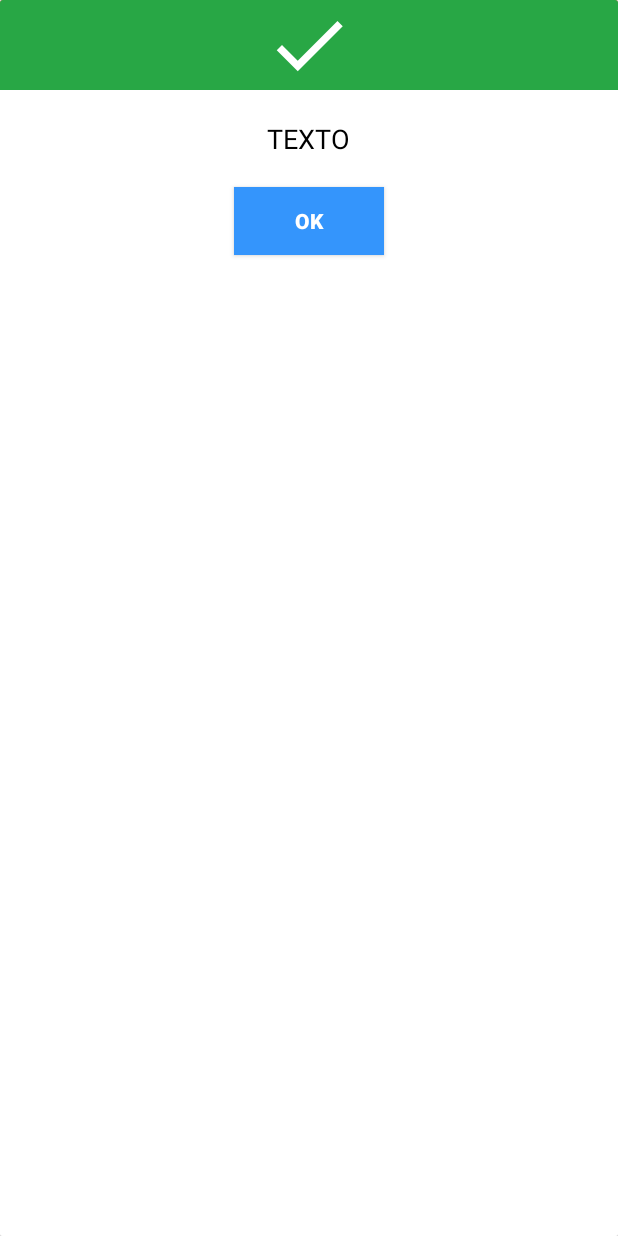
After one commit to DannyMard/Taxi, an Android app: the layout custom_dialog.xml on its own in the app's theme, with its tools: preview values and no code run, on a phone screen of 412 x 824 dp. The commit adds this screen. Run offline under Robolectric (Android 15) with nearby library versions, the phone set to English and light mode, and no system bars.

Commit message:
cloud integrated

```diff
--- a/app/src/main/java/diet/bus_tracking/Splash.java
+++ b/app/src/main/java/diet/bus_tracking/Splash.java
@@ -22,14 +22,13 @@ public class Splash extends Activity {
     protected void onCreate(Bundle savedInstanceState) {
         super.onCreate(savedInstanceState);
         setContentView(R.layout.splash);
-/*
         new Handler().postDelayed(new Runnable() {
             @Override
             public void run() {
                 Intent login = new Intent(Splash.this,Login.class);
                 startActivity(login);
             }
-        },2000);*/
+        },2000);
 
         mAuth = FirebaseAuth.getInstance();
 
@@ -48,7 +47,6 @@ public class Splash extends Activity {
                     }
                 });
 
-        ;
 
         myRef = myRef.child("second").child("name");
         String id = myRef.push().getKey();
--- /dev/null
+++ b/app/src/main/res/drawable/clear.xml
@@ -0,0 +1,6 @@
+<?xml version="1.0" encoding="utf-8"?>
+<vector android:height="24dp" android:tint="#FFFFFF"
+    android:viewportHeight="24.0" android:viewportWidth="24.0"
+    android:width="24dp" xmlns:android="http://schemas.android.com/apk/res/android">
+    <path android:fillColor="#FF000000" android:pathData="M19,6.41L17.59,5 12,10.59 6.41,5 5,6.41 10.59,12 5,17.59 6.41,19 12,13.41 17.59,19 19,17.59 13.41,12z"/>
+</vector>
--- /dev/null
+++ b/app/src/main/res/drawable/done_green.xml
@@ -0,0 +1,6 @@
+<?xml version="1.0" encoding="utf-8"?>
+<vector android:height="24dp" android:tint="#FFFFFF"
+    android:viewportHeight="24.0" android:viewportWidth="24.0"
+    android:width="24dp" xmlns:android="http://schemas.android.com/apk/res/android">
+    <path android:fillColor="#FF000000" android:pathData="M9,16.2L4.8,12l-1.4,1.4L9,19 21,7l-1.4,-1.4L9,16.2z"/>
+</vector>
--- /dev/null
+++ b/app/src/main/res/layout/custom_dialog.xml
@@ -0,0 +1,63 @@
+<?xml version="1.0" encoding="utf-8"?>
+<android.support.v7.widget.CardView xmlns:android="http://schemas.android.com/apk/res/android"
+    android:layout_width="match_parent"
+    android:layout_height="match_parent"
+    android:background="#ffffffff"
+    android:foreground="?android:attr/selectableItemBackground">
+
+    <RelativeLayout
+        android:layout_width="match_parent"
+        android:layout_height="match_parent"
+        android:background="#ffffffff">
+
+
+        <ImageView
+            android:id="@+id/a"
+            android:layout_width="match_parent"
+            android:layout_height="60dp"
+            android:background="#FE6464"
+            android:gravity="center"
+            android:scaleType="fitCenter"
+            android:src="@drawable/clear" />
+
+        <ImageView
+            android:id="@+id/b"
+            android:layout_width="match_parent"
+            android:layout_height="60dp"
+            android:background="@color/forestgreen"
+            android:gravity="center"
+            android:scaleType="fitCenter"
+            android:src="@drawable/done_green"
+            android:visibility="visible" />
+
+        <TextView
+            android:id="@+id/text_dialog"
+            android:layout_width="wrap_content"
+            android:layout_height="wrap_content"
+            android:layout_below="@+id/a"
+            android:layout_centerHorizontal="true"
+            android:layout_marginBottom="20dp"
+            android:layout_marginLeft="4dp"
+            android:layout_marginRight="4dp"
+            android:layout_marginTop="20dp"
+            android:gravity="center_horizontal"
+            android:text="TEXTO"
+            android:textColor="#ff000000"
+            android:textSize="18sp" />
+
+
+        <Button
+            android:id="@+id/btn_dialog"
+            android:layout_width="100dp"
+            android:layout_height="45dp"
+            android:layout_below="@+id/text_dialog"
+            android:layout_centerHorizontal="true"
+            android:layout_marginBottom="20dp"
+            android:background="#3495FC"
+            android:foreground="?android:attr/selectableItemBackground"
+            android:gravity="center_vertical|center_horizontal"
+            android:text="OK"
+            android:textStyle="bold"
+            android:textColor="@color/white" />
+    </RelativeLayout>
+</android.support.v7.widget.CardView>
--- a/app/src/main/res/values/colors.xml
+++ b/app/src/main/res/values/colors.xml
@@ -19,4 +19,6 @@
     <color name="logo_tint">#BE3B3B</color>
     <color name="tint_logo">#653877</color>
     <color name="green">#008000</color>
+    <color name="forestgreen">#28A745</color>
+    <color name="yellow">#FFFF00</color>
 </resources>
```
Also changed, not shown: app/src/main/java/diet/bus_tracking/Details.java (added, +44 -0 lines), app/src/main/java/diet/bus_tracking/Login.java (+21 -1 lines), app/src/main/java/diet/bus_tracking/Signup.java (+132 -3 lines), app/src/main/res/anim/shake_anim.xml (added, +19 -0 lines), app/src/main/res/layout/signup.xml (+8 -2 lines), app/src/main/res/values/styles.xml (+18 -0 lines).
